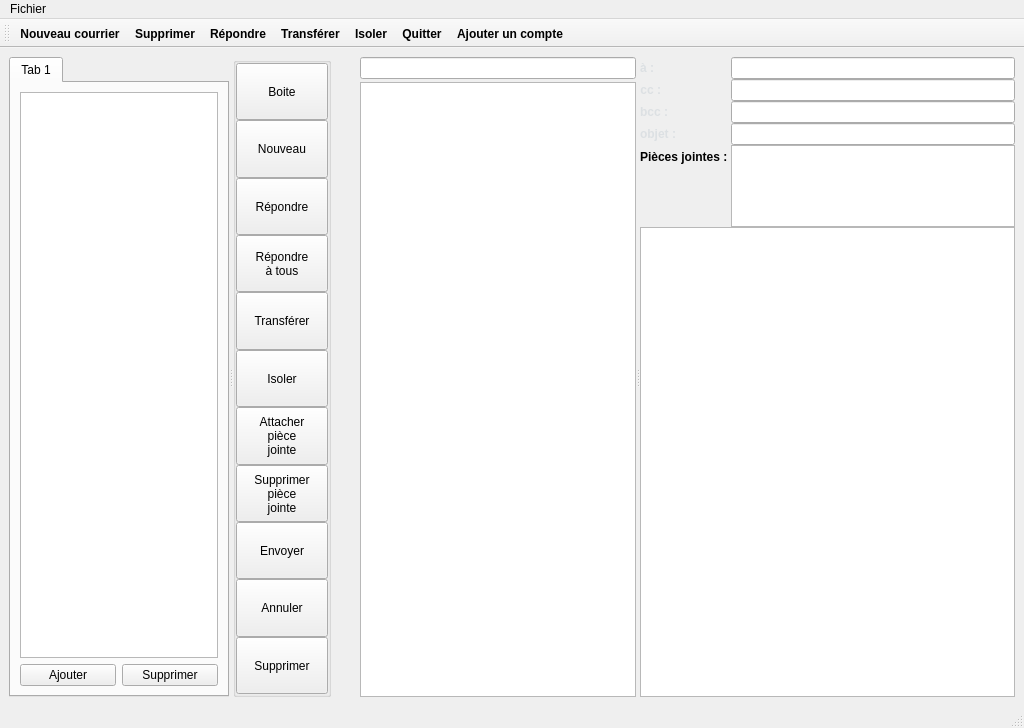
asm99/muami, file mailer/src/gui/gen/mailbox.ui: the form before one commit.
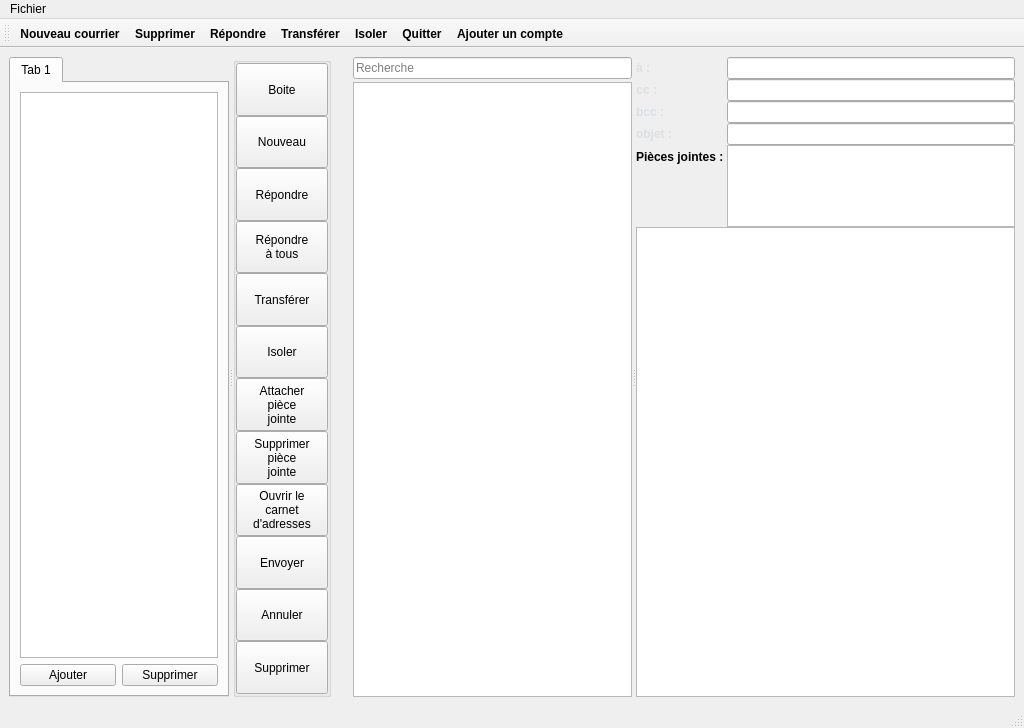
The form after the commit.

Commit message: Mise en prod du carnet d'adresses, amélioration des interactions entre widgets

Patch:
```diff
--- a/mailer/src/gui/gen/mailbox.ui
+++ b/mailer/src/gui/gen/mailbox.ui
@@ -279,6 +279,21 @@
             </property>
            </widget>
           </item>
+          <item>
+           <widget class="QPushButton" name="addressBook">
+            <property name="sizePolicy">
+             <sizepolicy hsizetype="Expanding" vsizetype="Expanding">
+              <horstretch>0</horstretch>
+              <verstretch>1</verstretch>
+             </sizepolicy>
+            </property>
+            <property name="text">
+             <string>Ouvrir le
+carnet 
+d'adresses</string>
+            </property>
+           </widget>
+          </item>
           <item>
            <widget class="QPushButton" name="sendButton">
             <property name="sizePolicy">
@@ -333,10 +348,13 @@
       </item>
       <item>
        <layout class="QHBoxLayout" name="horizontalLayout_3">
+        <property name="spacing">
+         <number>0</number>
+        </property>
         <item>
          <layout class="QHBoxLayout" name="horizontalLayout_2">
           <property name="spacing">
-           <number>3</number>
+           <number>2</number>
           </property>
           <item>
            <widget class="QLabel" name="emptyLabel">
@@ -393,13 +411,16 @@
                 <verstretch>0</verstretch>
                </sizepolicy>
               </property>
+              <property name="placeholderText">
+               <string>Recherche</string>
+              </property>
              </widget>
             </item>
             <item>
              <widget class="QListWidget" name="mailList">
               <property name="minimumSize">
                <size>
-                <width>0</width>
+                <width>250</width>
                 <height>0</height>
                </size>
               </property>
```
The commit also changes 31 other files.
